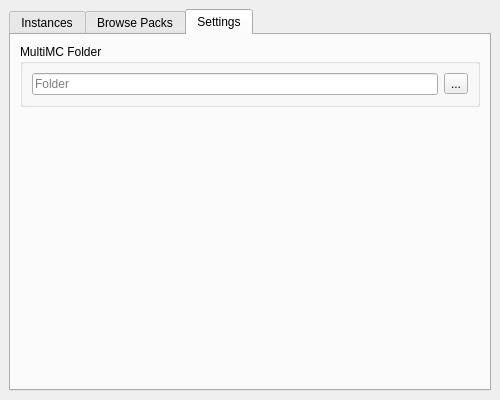
Before: the Qt Designer form UI/MainWindow.ui in OpenMineMods/OpenMineMods, drawn with Qt 5.
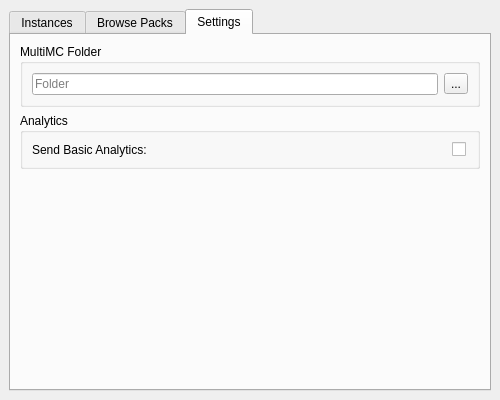
After: the same form once the commit is applied. The open tabs and pages were chosen to show the change. Icons and pictures are not drawn.

Commit message: instance edit window

Diff of the .ui file:
```diff
--- a/UI/MainWindow.ui
+++ b/UI/MainWindow.ui
@@ -137,6 +137,54 @@
           </layout>
          </widget>
         </item>
+        <item>
+         <widget class="QGroupBox" name="analytics_group">
+          <property name="title">
+           <string>Analytics</string>
+          </property>
+          <layout class="QHBoxLayout" name="horizontalLayout_2">
+           <item>
+            <widget class="QLabel" name="analytics_label">
+             <property name="text">
+              <string>Send Basic Analytics:</string>
+             </property>
+            </widget>
+           </item>
+           <item>
+            <widget class="QCheckBox" name="analytics_check">
+             <property name="sizePolicy">
+              <sizepolicy hsizetype="Minimum" vsizetype="Fixed">
+               <horstretch>0</horstretch>
+               <verstretch>0</verstretch>
+              </sizepolicy>
+             </property>
+             <property name="maximumSize">
+              <size>
+               <width>16</width>
+               <height>16777215</height>
+              </size>
+             </property>
+             <property name="text">
+              <string/>
+             </property>
+            </widget>
+           </item>
+          </layout>
+         </widget>
+        </item>
+        <item>
+         <spacer name="verticalSpacer">
+          <property name="orientation">
+           <enum>Qt::Vertical</enum>
+          </property>
+          <property name="sizeHint" stdset="0">
+           <size>
+            <width>20</width>
+            <height>40</height>
+           </size>
+          </property>
+         </spacer>
+        </item>
        </layout>
       </widget>
      </widget>
```
Left out of the diff: 40 changed lines with no effect on the pictures. The commit also changes 7 other files.
